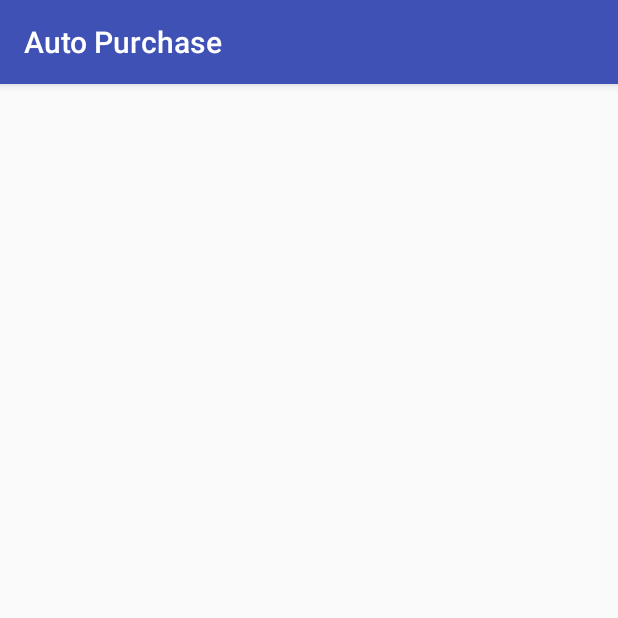
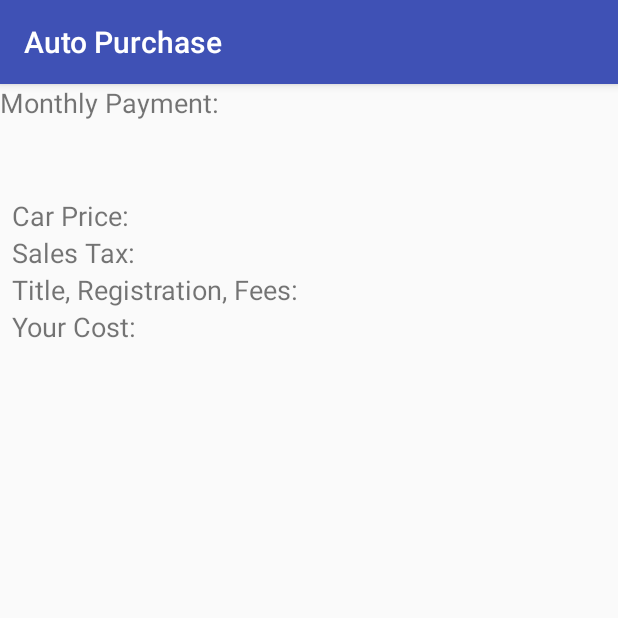
Before and after one commit to mbutera11/Android-Apps, an Android app: the Report screen opened directly, with no data from a screen before it, on a phone screen of 412 x 824 dp, the top half of it. Run offline under Robolectric (Android 15) with nearby library versions, the light colour scheme and no system bars.

Commit message:
Start of Lab 4

```diff
--- a/Lab4/app/src/main/res/layout/activity_report.xml
+++ b/Lab4/app/src/main/res/layout/activity_report.xml
@@ -6,4 +6,66 @@
     android:layout_height="match_parent"
     tools:context="lab4.android.wku.edu.autopurchase.Report">
 
+    <TextView
+        android:id="@+id/textView17"
+        android:layout_width="wrap_content"
+        android:layout_height="wrap_content"
+        android:text="Monthly Payment:"
+        android:textSize="18sp"
+        tools:layout_editor_absoluteX="16dp"
+        tools:layout_editor_absoluteY="16dp" />
+
+    <LinearLayout
+        android:layout_width="0dp"
+        android:layout_height="wrap_content"
+        android:layout_marginStart="8dp"
+        android:layout_marginTop="75dp"
+        android:orientation="vertical"
+        app:layout_constraintStart_toStartOf="parent"
+        app:layout_constraintTop_toTopOf="parent">
+
+        <TextView
+            android:id="@+id/textView21"
+            android:layout_width="match_parent"
+            android:layout_height="wrap_content"
+            android:text="Car Price:"
+            android:textSize="18sp"
+            tools:layout_editor_absoluteX="16dp"
+            tools:layout_editor_absoluteY="16dp" />
+
+        <TextView
+            android:id="@+id/textView20"
+            android:layout_width="match_parent"
+            android:layout_height="wrap_content"
+            android:text="Sales Tax:"
+            android:textSize="18sp"
+            tools:layout_editor_absoluteX="16dp"
+            tools:layout_editor_absoluteY="16dp" />
+
+        <TextView
+            android:id="@+id/textView19"
+            android:layout_width="match_parent"
+            android:layout_height="wrap_content"
+            android:text="Title, Registration, Fees:"
+            android:textSize="18sp"
+            tools:layout_editor_absoluteX="16dp"
+            tools:layout_editor_absoluteY="16dp" />
+
+        <TextView
+            android:id="@+id/textView18"
+            android:layout_width="match_parent"
+            android:layout_height="wrap_content"
+            android:text="Your Cost:"
+            android:textSize="18sp"
+            tools:layout_editor_absoluteX="16dp"
+            tools:layout_editor_absoluteY="16dp" />
+
+    </LinearLayout>
+
+    <LinearLayout
+        android:id="@+id/linearLayout"
+        android:layout_width="match_parent"
+        android:layout_height="match_parent"
+        android:orientation="vertical"
+        tools:layout_editor_absoluteY="98dp"></LinearLayout>
 </android.support.constraint.ConstraintLayout>
```
Also changed, not shown: Lab4/app/src/main/java/lab4/android/wku/edu/autopurchase/MainActivity.java (+30 -0 lines), Lab4/app/src/main/res/layout/activity_main.xml (+12 -8 lines).
